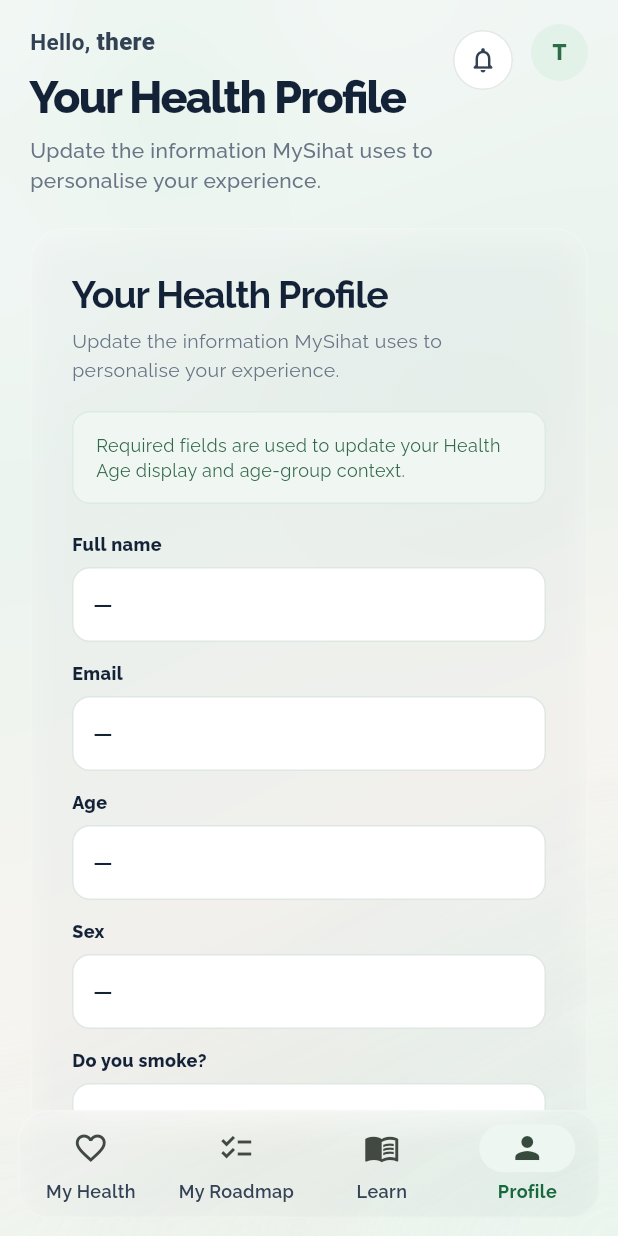
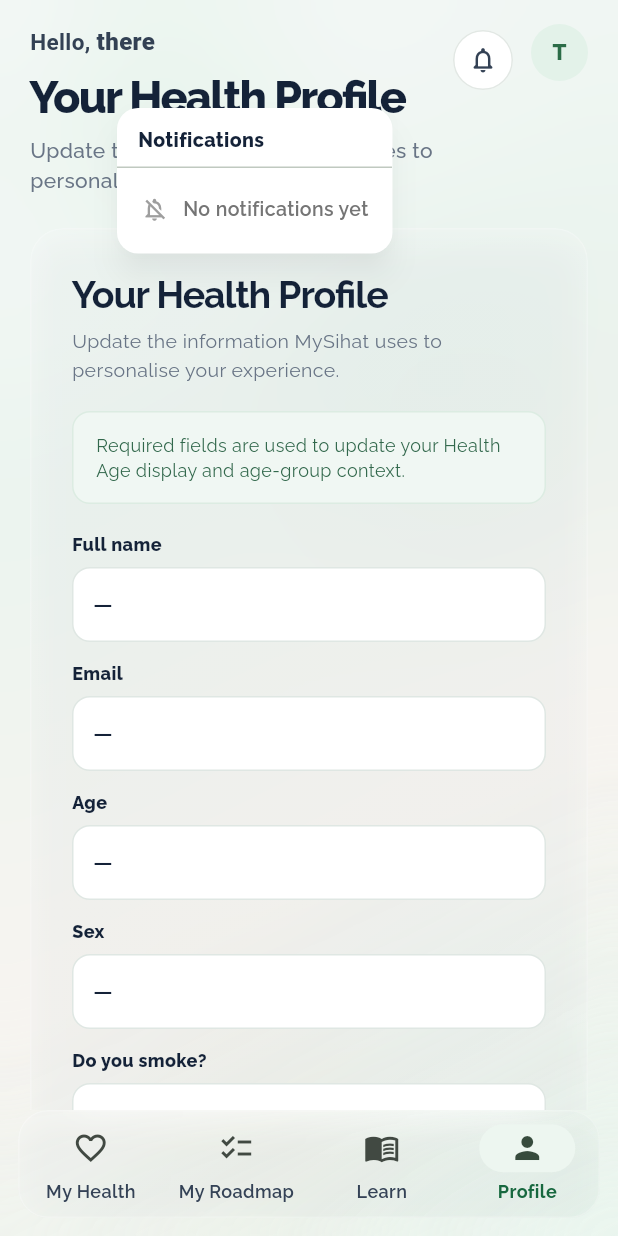
Before and after one commit to Wahid-Islam/47--Frontend, a Flutter app: the ProfileScreen screen opened by its route, after a tap on the "notifications none" icon, on a phone screen of 412 x 824 dp. Run offline on Flutter 3.47's test engine with Material 3 defaults, Android fonts, the phone set to English and light mode, and no system bars; our stand-ins replace equatable, fl_chart, flutter_bloc, go_router, google_fonts, shared_preferences; missing offline and left inert: dart:html; accounts and stored records are empty; network calls fail.

Commit message:
Add notification bell dropdown with past inbox and empty state.
Show stored reminders and habit alerts in a menu, or “No notifications yet” when the inbox is empty.

Co-authored-by: Cursor <cursoragent@cursor.com>

```diff
--- a/lib/controller/services/habit_reminder_notify_web.dart
+++ b/lib/controller/services/habit_reminder_notify_web.dart
@@ -2,6 +2,8 @@
 
 import 'dart:async';
 import 'dart:html' as html;
+
+import 'notification_inbox.dart';
 
 /// Browser Notification-based daily reminder for Flutter web.
 class HabitReminderNotify {
@@ -28,7 +30,8 @@ class HabitReminderNotify {
       var next = DateTime(now.year, now.month, now.day, hour, minute);
       if (!next.isAfter(now)) next = next.add(const Duration(days: 1));
       final wait = next.difference(now);
-      _timer = Timer(wait, () {
+      _timer = Timer(wait, () async {
+        await NotificationInbox.add(title: title, body: body);
         if (html.Notification.permission == 'granted') {
           html.Notification(title, body: body);
         }
--- /dev/null
+++ b/lib/controller/services/notification_inbox.dart
@@ -0,0 +1,113 @@
+import 'dart:convert';
+
+import 'package:shared_preferences/shared_preferences.dart';
+
+import '../../core/l10n/app_strings.dart';
+
+class AppNotification {
+  const AppNotification({
+    required this.id,
+    required this.title,
+    required this.body,
+    required this.createdAt,
+    this.read = false,
+  });
+
+  final String id;
+  final String title;
+  final String body;
+  final DateTime createdAt;
+  final bool read;
+
+  AppNotification copyWith({bool? read}) {
+    return AppNotification(
+      id: id,
+      title: title,
+      body: body,
+      createdAt: createdAt,
+      read: read ?? this.read,
+    );
+  }
+
+  Map<String, dynamic> toJson() => {
+        'id': id,
+        'title': title,
+        'body': body,
+        'createdAt': createdAt.toIso8601String(),
+        'read': read,
+      };
+
+  factory AppNotification.fromJson(Map<String, dynamic> json) {
+    return AppNotification(
+      id: json['id']?.toString() ?? '',
+      title: json['title']?.toString() ?? '',
+      body: json['body']?.toString() ?? '',
+      createdAt: DateTime.tryParse(json['createdAt']?.toString() ?? '') ?? DateTime.now(),
+      read: json['read'] == true,
+    );
+  }
+}
+
+/// Local inbox of past in-app / reminder notifications (newest first).
+class NotificationInbox {
+  NotificationInbox._();
+
+  static const _storageKey = 'hp_notification_inbox';
+  static const _maxItems = 40;
+
+  static Future<List<AppNotification>> list() async {
+    final prefs = await SharedPreferences.getInstance();
+    final raw = prefs.getString(_storageKey);
+    if (raw == null || raw.isEmpty) return const [];
+    try {
+      final decoded = jsonDecode(raw);
+      if (decoded is! List) return const [];
+      return decoded
+          .whereType<Map>()
+          .map((e) => AppNotification.fromJson(Map<String, dynamic>.from(e)))
+          .toList()
+        ..sort((a, b) => b.createdAt.compareTo(a.createdAt));
+    } catch (_) {
+      return const [];
+    }
+  }
+
+  static Future<void> add({
+    required String title,
+    required String body,
+    String? id,
+  }) async {
+    final prefs = await SharedPreferences.getInstance();
+    final existing = await list();
+    final item = AppNotification(
+      id: id ?? DateTime.now().microsecondsSinceEpoch.toString(),
+      title: title,
+      body: body,
+      createdAt: DateTime.now(),
+    );
+    final next = [item, ...existing].take(_maxItems).toList();
+    await prefs.setString(_storageKey, jsonEncode(next.map((e) => e.toJson()).toList()));
+  }
+
+  static Future<void> markAllRead() async {
+    final prefs = await SharedPreferences.getInstance();
+    final existing = await list();
+    if (existing.isEmpty) return;
+    final next = existing.map((e) => e.copyWith(read: true)).toList();
+    await prefs.setString(_storageKey, jsonEncode(next.map((e) => e.toJson()).toList()));
+  }
+
+  static Future<int> unreadCount() async {
+    final items = await list();
+    return items.where((e) => !e.read).length;
+  }
+
+  /// Convenience: record a localized reminder notification in the inbox.
+  static Future<void> addReminderFired({String locale = 'en'}) async {
+    await add(
+      title: AppStrings.t('reminderNotifyTitle', locale),
+      body: AppStrings.t('reminderNotifyBody', locale),
+      id: 'reminder_${DateTime.now().toIso8601String()}',
+    );
+  }
+}
--- a/lib/core/l10n/app_strings.dart
+++ b/lib/core/l10n/app_strings.dart
@@ -426,6 +426,51 @@ class AppStrings {
     'friend': {'en': 'Friend', 'bm': 'Rakan', 'zh': '朋友'},
     'notifications': {'en': 'Notifications', 'bm': 'Pemberitahuan',
       'zh': '通知',
+    },
+    'noNotifications': {
+      'en': 'No notifications yet',
+      'bm': 'Tiada pemberitahuan lagi',
+      'zh': '暂无通知',
+    },
+    'notificationJustNow': {
+      'en': 'Just now',
+      'bm': 'Baru sahaja',
+      'zh': '刚刚',
+    },
+    'notificationMinutesAgo': {
+      'en': '{n} min ago',
+      'bm': '{n} min lalu',
+      'zh': '{n} 分钟前',
+    },
+    'notificationHoursAgo': {
+      'en': '{n} h ago',
+      'bm': '{n} jam lalu',
+      'zh': '{n} 小时前',
+    },
+    'notificationDaysAgo': {
+      'en': '{n} d ago',
+      'bm': '{n} hari lalu',
+      'zh': '{n} 天前',
+    },
+    'habitsReadyTitle': {
+      'en': 'Today’s habits are ready',
+      'bm': 'Tabiat hari ini sudah sedia',
+      'zh': '今日习惯已准备好',
+    },
+    'habitsReadyBody': {
+      'en': 'Complete your 4 roadmap actions to lower today’s risk signal.',
+      'bm': 'Lengkapkan 4 tindakan pelan anda untuk turunkan isyarat risiko hari ini.',
+      'zh': '完成今天的 4 项计划行动，降低今日风险信号。',
+    },
+    'habitsDoneTitle': {
+      'en': 'All habits done',
+      'bm': 'Semua tabiat selesai',
+      'zh': '习惯全部完成',
+    },
+    'habitsDoneBody': {
+      'en': 'Nice work — you finished today’s 4 health actions.',
+      'bm': 'Syabas — anda telah selesaikan 4 tindakan kesihatan hari ini.',
+      'zh': '做得好 — 您已完成今天的 4 项健康行动。',
     },
     'welcome': {'en': 'Welcome', 'bm': 'Selamat datang',
       'zh': '欢迎',
--- a/lib/view/widgets/page_header.dart
+++ b/lib/view/widgets/page_header.dart
@@ -1,9 +1,12 @@
+import 'dart:async';
+
 import 'package:flutter/material.dart';
 import 'package:flutter_bloc/flutter_bloc.dart';
 import 'package:go_router/go_router.dart';
 
 import '../../controller/cubits/locale_cubit.dart';
 import '../../controller/cubits/profile_cubit.dart';
+import '../../controller/services/notification_inbox.dart';
 import '../../core/l10n/app_strings.dart';
 import '../../core/theme/app_theme.dart';
 
@@ -55,16 +58,7 @@ class PageHeader extends StatelessWidget {
             ),
           ),
           const SizedBox(width: 8),
-          IconButton(
-            tooltip: AppStrings.t('notifications', locale),
-            onPressed: () {},
-            style: IconButton.styleFrom(
-              backgroundColor: Colors.white,
-              side: const BorderSide(color: Color(0xFFE2E8E4)),
-              fixedSize: const Size(40, 40),
-            ),
-            icon: const Icon(Icons.notifications_none_rounded, size: 20, color: Color(0xFF334154)),
-          ),
+          const _NotificationBell(),
           const SizedBox(width: 8),
           Material(
             color: AppTheme.softGreen,
@@ -89,3 +83,161 @@ class PageHeader extends StatelessWidget {
     );
   }
 }
+
+class _NotificationBell extends StatefulWidget {
+  const _NotificationBell();
+
+  @override
+  State<_NotificationBell> createState() => _NotificationBellState();
+}
+
+class _NotificationBellState extends State<_NotificationBell> {
+  final MenuController _menuController = MenuController();
+  List<AppNotification> _items = const [];
+  bool _loading = false;
+  int _unread = 0;
+
+  @override
+  void initState() {
+    super.initState();
+    unawaited(_refreshBadge());
+  }
+
+  Future<void> _refreshBadge() async {
+    final count = await NotificationInbox.unreadCount();
+    if (!mounted) return;
+    setState(() => _unread = count);
+  }
+
+  Future<void> _openMenu() async {
+    setState(() => _loading = true);
+    final items = await NotificationInbox.list();
+    await NotificationInbox.markAllRead();
+    if (!mounted) return;
+    setState(() {
+      _items = items;
+      _loading = false;
+      _unread = 0;
+    });
+    if (_menuController.isOpen) {
+      _menuController.close();
+    } else {
+      _menuController.open();
+    }
+  }
+
+  String _relativeTime(DateTime when, String locale) {
+    final diff = DateTime.now().difference(when);
+    if (diff.inMinutes < 1) return AppStrings.t('notificationJustNow', locale);
+    if (diff.inHours < 1) return AppStrings.tn('notificationMinutesAgo', locale, diff.inMinutes);
+    if (diff.inDays < 1) return AppStrings.tn('notificationHoursAgo', locale, diff.inHours);
+    return AppStrings.tn('notificationDaysAgo', locale, diff.inDays.clamp(1, 30));
+  }
+
+  @override
+  Widget build(BuildContext context) {
+    final locale = context.watch<LocaleCubit>().state;
+
+    return MenuAnchor(
+      controller: _menuController,
+      alignmentOffset: const Offset(-220, 8),
+      style: MenuStyle(
+        backgroundColor: WidgetStateProperty.all(Colors.white),
+        elevation: WidgetStateProperty.all(8),
+        shadowColor: WidgetStateProperty.all(Colors.black26),
+        shape: WidgetStateProperty.all(
+          RoundedRectangleBorder(borderRadius: BorderRadius.circular(14)),
+        ),
+        padding: WidgetStateProperty.all(EdgeInsets.zero),
+        maximumSize: WidgetStateProperty.all(const Size(300, 360)),
+      ),
+      menuChildren: [
+        Padding(
+          padding: const EdgeInsets.fromLTRB(14, 12, 14, 8),
+          child: Text(
+            AppStrings.t('notifications', locale),
+            style: const TextStyle(fontSize: 13, fontWeight: FontWeight.w800),
+          ),
+        ),
+        const Divider(height: 1),
+        if (_loading)
+          const Padding(
+            padding: EdgeInsets.all(20),
+            child: Center(child: SizedBox(width: 20, height: 20, child: CircularProgressIndicator(strokeWidth: 2))),
+          )
+        else if (_items.isEmpty)
+          Padding(
+            padding: const EdgeInsets.fromLTRB(16, 18, 16, 20),
+            child: Row(
+              children: [
+                Icon(Icons.notifications_off_outlined, size: 18, color: Colors.grey.shade500),
+                const SizedBox(width: 10),
+                Expanded(
+                  child: Text(
+                    AppStrings.t('noNotifications', locale),
+                    style: TextStyle(fontSize: 13, color: Colors.grey.shade600, fontWeight: FontWeight.w600),
+                  ),
+                ),
+              ],
+            ),
+          )
+        else
+          ..._items.take(8).map((item) {
+            return MenuItemButton(
+              onPressed: () => _menuController.close(),
+              style: ButtonStyle(
+                padding: WidgetStateProperty.all(const EdgeInsets.symmetric(horizontal: 14, vertical: 10)),
+              ),
+              child: SizedBox(
+                width: 260,
+                child: Column(
+                  crossAxisAlignment: CrossAxisAlignment.start,
+                  children: [
+                    Text(
+                      item.title,
+                      maxLines: 1,
+                      overflow: TextOverflow.ellipsis,
+                      style: const TextStyle(fontSize: 13, fontWeight: FontWeight.w800),
+                    ),
+                    const SizedBox(height: 2),
+                    Text(
+                      item.body,
+                      maxLines: 2,
+                      overflow: TextOverflow.ellipsis,
+                      style: const TextStyle(fontSize: 12, height: 1.35, color: AppTheme.textSecondary),
+                    ),
+                    const SizedBox(height: 4),
+                    Text(
+                      _relativeTime(item.createdAt, locale),
+                      style: TextStyle(fontSize: 10, color: Colors.grey.shade500, fontWeight: FontWeight.w600),
+                    ),
+                  ],
+                ),
+              ),
+            );
+          }),
+      ],
+      builder: (context, controller, child) {
+        return Badge(
+          isLabelVisible: _unread > 0,
+          smallSize: 8,
+          backgroundColor: AppTheme.primary,
+          child: IconButton(
+            tooltip: AppStrings.t('notifications', locale),
+            onPressed: _openMenu,
+            style: IconButton.styleFrom(
+              backgroundColor: Colors.white,
+              side: const BorderSide(color: Color(0xFFE2E8E4)),
+              fixedSize: const Size(40, 40),
+            ),
+            icon: Icon(
+              _unread > 0 ? Icons.notifications_rounded : Icons.notifications_none_rounded,
+              size: 20,
+              color: const Color(0xFF334154),
+            ),
+          ),
+        );
+      },
+    );
+  }
+}
```
Also changed, not shown: lib/controller/cubits/habits_cubit.dart (+38 -0 lines).
